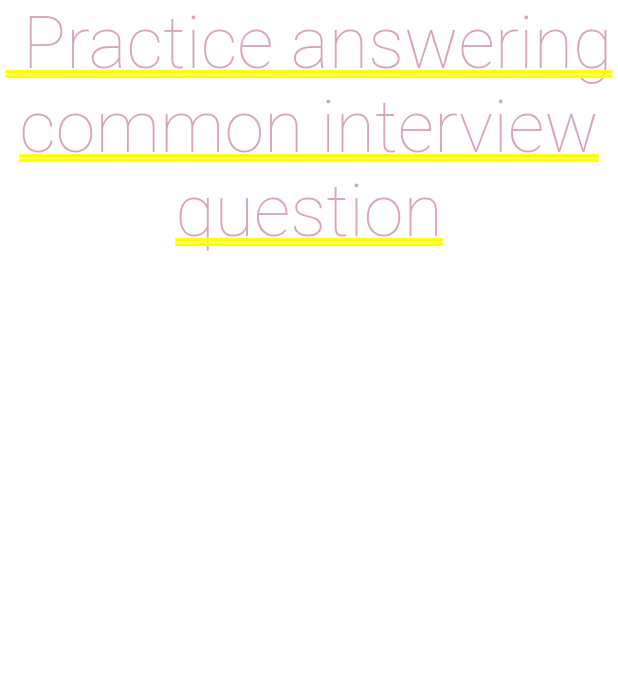
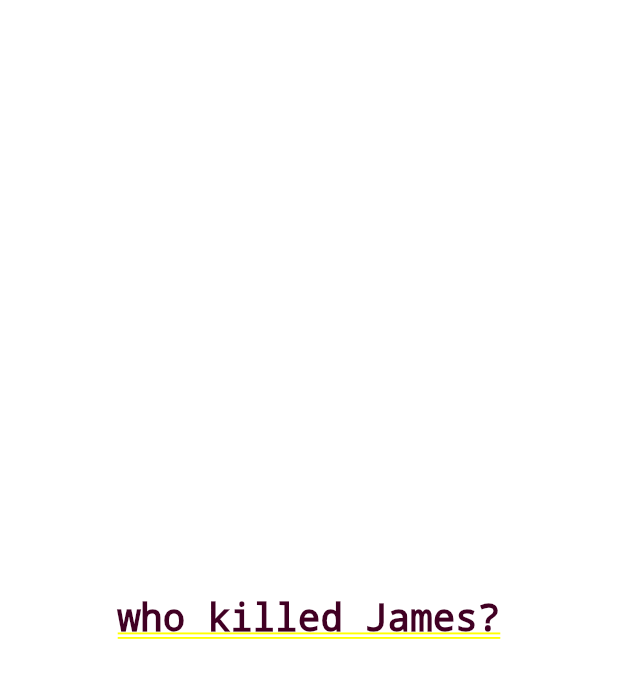
Before and after one commit to fidelmak/dartinterview, a Flutter app: the display screen opened by its route, on a phone screen of 412 x 824 dp. Shown: the top 678 px of the screen. Run offline on Flutter 3.47's test engine with Material 2 defaults, Android fonts, the phone set to English and light mode, and no system bars; our stand-ins replace carousel_slider, flutter_svg; Roboto replaces fonts that are missing (SourceSansPro - Regular).

Commit message:
Changes to be committed:

```diff
--- a/lib/screens/display.dart
+++ b/lib/screens/display.dart
@@ -1,4 +1,5 @@
 import 'package:flutter/material.dart';
+import 'package:dartinterview/model/questions.dart';
 
 class display extends StatefulWidget {
   const display({super.key});
@@ -7,18 +8,49 @@ class display extends StatefulWidget {
   State<display> createState() => _displayState();
 }
 
+Questions tquestion = Questions();
+
 class _displayState extends State<display> {
+  List<Widget> ScoreKeeper = [];
+  int score = 0;
+  void CheckAnswer(String userPickedAnswer) {
+    String correctAnswer = tquestion.getQuestinAnswer().toString();
+    int mark = tquestion.total;
+    String des;
+    if (score < 6) {
+      des = "You Failed";
+    } else {
+      des = "You Passed";
+    }
+    ;
+    setState(() {
+      tquestion.nextQuestion();
+    });
+  }
+
   @override
   Widget build(BuildContext context) {
     return Container(
-      child: Text(
-        " Practice answering common interview question ",
-        textAlign: TextAlign.center,
-        style: TextStyle(
-          color: Color.fromARGB(122, 172, 66, 122),
-          fontFamily: 'SourceSansPro - Regular',
-          fontWeight: FontWeight.w200,
-        ),
+      color: Colors.white,
+      child: Column(
+        mainAxisAlignment: MainAxisAlignment.spaceBetween,
+        crossAxisAlignment: CrossAxisAlignment.stretch,
+        children: <Widget>[
+          Expanded(
+            flex: 5,
+            child: Padding(
+              padding: EdgeInsets.all(10.0),
+              child: Center(
+                child: Text(
+                  tquestion.getQuestionBank().toString(),
+                  textAlign: TextAlign.center,
+                  style: TextStyle(
+                      fontSize: 25.0, color: Color.fromARGB(255, 65, 0, 35)),
+                ),
+              ),
+            ),
+          ),
+        ],
       ),
     );
   }
```
